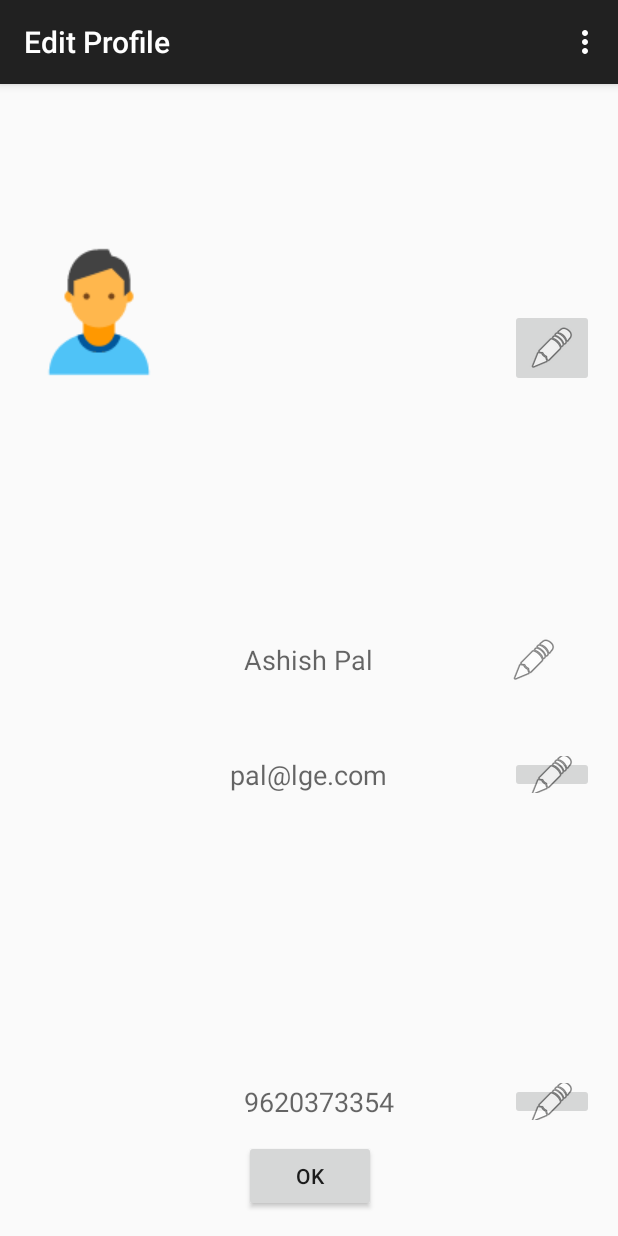
After one commit to gssirohi/MoneyCircleRepository, an Android app: the ViewAndEditProfile screen opened directly, with no data from a screen before it, on a phone screen of 412 x 824 dp. The commit adds this screen. Run offline under Robolectric (Android 15) with nearby library versions, the phone set to English and light mode, and no system bars.

Commit message:
[SPRINT_A][STORY_3][TOPIC_3] View and Edit Profile Activity(activity 15)

```diff
--- a/MoneyCircle/app/src/main/AndroidManifest.xml
+++ b/MoneyCircle/app/src/main/AndroidManifest.xml
@@ -36,6 +36,10 @@
             android:name=".categories.ManageCategoriesActivity"
             android:label="@string/title_activity_manage_categories" >
         </activity>
+        <activity
+            android:name=".split.ViewAndEditProfile"
+            android:label="@string/title_activity_view_and_edit_profle" >
+        </activity>
     </application>
 
 </manifest>
--- a/MoneyCircle/app/src/main/java/company/greatapp/moneycircle/LauncherActivity.java
+++ b/MoneyCircle/app/src/main/java/company/greatapp/moneycircle/LauncherActivity.java
@@ -15,6 +15,7 @@ import java.util.ArrayList;
 
 import company.greatapp.moneycircle.categories.ManageCategoriesActivity;
 import company.greatapp.moneycircle.split.SetSplitAmountActivity;
+import company.greatapp.moneycircle.split.ViewAndEditProfile;
 
 
 public class LauncherActivity extends ActionBarActivity {
@@ -62,6 +63,9 @@ public class LauncherActivity extends ActionBarActivity {
             case 14:
                 startActivity(new Intent(this,ManageCategoriesActivity.class));
                 break;
+            case 15:
+                startActivity(new Intent(this, ViewAndEditProfile.class));
+                break;
             case 16:
                 startActivity(new Intent(this,ContactUsActivity.class));
                 break;
@@ -96,7 +100,7 @@ public class LauncherActivity extends ActionBarActivity {
         list.add("Activity12");
         list.add("Activity13");
         list.add("Activity14:Manage Categories");
-        list.add("Activity15");
+        list.add("Activity15:Edit Profile");
         list.add("Activity16:Contact Us");
     }
 
--- /dev/null
+++ b/MoneyCircle/app/src/main/java/company/greatapp/moneycircle/split/ViewAndEditProfile.java
@@ -0,0 +1,39 @@
+package company.greatapp.moneycircle.split;
+
+import android.support.v7.app.ActionBarActivity;
+import android.os.Bundle;
+import android.view.Menu;
+import android.view.MenuItem;
+
+import company.greatapp.moneycircle.R;
+
+public class ViewAndEditProfile extends ActionBarActivity {
+
+    @Override
+    protected void onCreate(Bundle savedInstanceState) {
+        super.onCreate(savedInstanceState);
+        setContentView(R.layout.activity_view_and_edit_profle);
+    }
+
+    @Override
+    public boolean onCreateOptionsMenu(Menu menu) {
+        // Inflate the menu; this adds items to the action bar if it is present.
+        getMenuInflater().inflate(R.menu.menu_view_and_edit_profle, menu);
+        return true;
+    }
+
+    @Override
+    public boolean onOptionsItemSelected(MenuItem item) {
+        // Handle action bar item clicks here. The action bar will
+        // automatically handle clicks on the Home/Up button, so long
+        // as you specify a parent activity in AndroidManifest.xml.
+        int id = item.getItemId();
+
+        //noinspection SimplifiableIfStatement
+        if (id == R.id.action_settings) {
+            return true;
+        }
+
+        return super.onOptionsItemSelected(item);
+    }
+}
--- /dev/null
+++ b/MoneyCircle/app/src/main/res/layout/activity_view_and_edit_profle.xml
@@ -0,0 +1,101 @@
+<RelativeLayout xmlns:android="http://schemas.android.com/apk/res/android"
+    xmlns:tools="http://schemas.android.com/tools" android:layout_width="match_parent"
+    android:layout_height="match_parent" android:paddingLeft="@dimen/activity_horizontal_margin"
+    android:paddingRight="@dimen/activity_horizontal_margin"
+    android:paddingTop="@dimen/activity_vertical_margin"
+    android:paddingBottom="@dimen/activity_vertical_margin"
+    tools:context="company.greatapp.moneycircle.split.ViewAndEditProfile">
+
+    <ImageView
+        android:layout_width="wrap_content"
+        android:layout_height="wrap_content"
+        android:id="@+id/iv_viewandeditprofile"
+        android:src="@drawable/ic_profilepic"
+        android:layout_alignParentTop="true"
+        android:layout_alignParentLeft="true"
+        android:layout_alignParentStart="true"
+        android:layout_marginTop="86dp" />
+
+    <ImageButton
+        android:layout_width="wrap_content"
+        android:layout_height="wrap_content"
+        android:id="@+id/imageButton"
+        android:layout_alignBottom="@+id/iv_viewandeditprofile"
+        android:layout_alignParentRight="true"
+        android:layout_alignParentEnd="true"
+        android:src="@android:drawable/ic_menu_edit" />
+
+    <TextView
+        android:layout_width="wrap_content"
+        android:layout_height="wrap_content"
+        android:textAppearance="?android:attr/textAppearanceMedium"
+        android:text="Ashish Pal"
+        android:id="@+id/tv_username"
+        android:layout_centerVertical="true"
+        android:layout_centerHorizontal="true" />
+
+    <ImageView
+        android:layout_width="wrap_content"
+        android:layout_height="wrap_content"
+        android:id="@+id/imageView"
+        android:src="@android:drawable/ic_menu_edit"
+        android:layout_centerVertical="true"
+        android:layout_alignLeft="@+id/imageButton"
+        android:layout_alignStart="@+id/imageButton" />
+
+    <TextView
+        android:layout_width="wrap_content"
+        android:layout_height="wrap_content"
+        android:textAppearance="?android:attr/textAppearanceMedium"
+        android:text="pal@lge.com"
+        android:id="@+id/tv_emailid"
+        android:layout_below="@+id/imageView"
+        android:layout_centerHorizontal="true"
+        android:layout_marginTop="48dp" />
+
+    <ImageButton
+        android:layout_width="wrap_content"
+        android:layout_height="wrap_content"
+        android:id="@+id/imageButton2"
+        android:layout_alignTop="@+id/tv_emailid"
+        android:layout_alignParentRight="true"
+        android:layout_alignParentEnd="true"
+        android:layout_alignBottom="@+id/tv_emailid"
+        android:layout_alignLeft="@+id/imageView"
+        android:layout_alignStart="@+id/imageView"
+        android:src="@android:drawable/ic_menu_edit" />
+
+    <TextView
+        android:layout_width="wrap_content"
+        android:layout_height="wrap_content"
+        android:textAppearance="?android:attr/textAppearanceMedium"
+        android:text="9620373354"
+        android:id="@+id/tv_phonenumber"
+        android:layout_marginBottom="61dp"
+        android:layout_alignParentBottom="true"
+        android:layout_alignLeft="@+id/tv_username"
+        android:layout_alignStart="@+id/tv_username" />
+
+    <ImageButton
+        android:layout_width="wrap_content"
+        android:layout_height="wrap_content"
+        android:id="@+id/imageButton3"
+        android:layout_alignRight="@+id/imageButton2"
+        android:layout_alignEnd="@+id/imageButton2"
+        android:layout_alignBottom="@+id/tv_phonenumber"
+        android:layout_toEndOf="@+id/imageView"
+        android:layout_alignTop="@+id/tv_phonenumber"
+        android:layout_alignLeft="@+id/imageButton2"
+        android:layout_alignStart="@+id/imageButton2"
+        android:src="@android:drawable/ic_menu_edit" />
+
+    <Button
+        android:layout_width="wrap_content"
+        android:layout_height="wrap_content"
+        android:text="OK"
+        android:id="@+id/bt_okuserprofile"
+        android:layout_alignParentBottom="true"
+        android:layout_alignLeft="@+id/tv_phonenumber"
+        android:layout_alignStart="@+id/tv_phonenumber" />
+
+</RelativeLayout>
--- /dev/null
+++ b/MoneyCircle/app/src/main/res/menu/menu_view_and_edit_profle.xml
@@ -0,0 +1,7 @@
+<menu xmlns:android="http://schemas.android.com/apk/res/android"
+    xmlns:app="http://schemas.android.com/apk/res-auto"
+    xmlns:tools="http://schemas.android.com/tools"
+    tools:context="company.greatapp.moneycircle.split.ViewAndEditProfile">
+    <item android:id="@+id/action_settings" android:title="@string/action_settings"
+        android:orderInCategory="100" app:showAsAction="never" />
+</menu>
--- a/MoneyCircle/app/src/main/res/values/strings.xml
+++ b/MoneyCircle/app/src/main/res/values/strings.xml
@@ -14,8 +14,9 @@
     <string name="title_activity_set_split_amount">Set Split Amount</string>
     <string name="hello_world">Hello world!</string>
     <string name="title_activity_manage_categories">Manage Categories</string>
-
+    <string name="activity_View_And_Edit_Profile">Edit Profile</string>
 
     <string name="category_group_id">group id</string>
     <string name="category_child_id">child id</string>
+    <string name="title_activity_view_and_edit_profle">Edit Profile</string>
 </resources>
```
Also changed, not shown: 1 other file.
